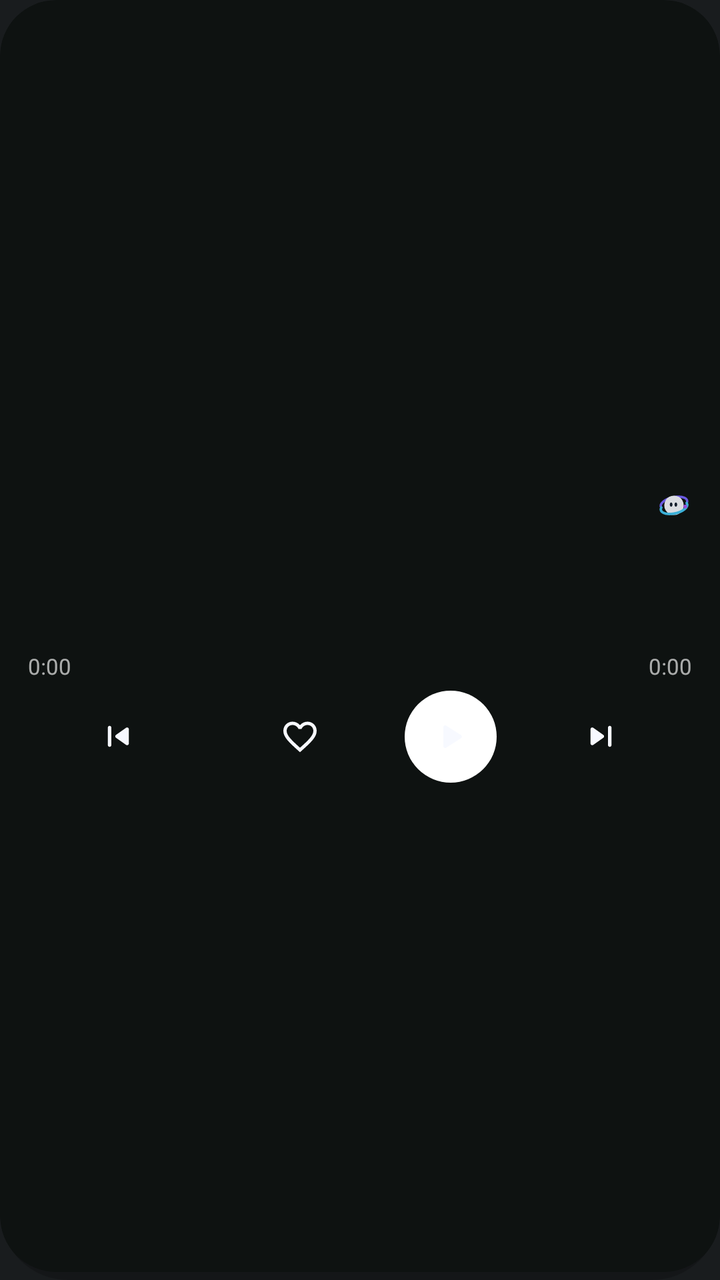
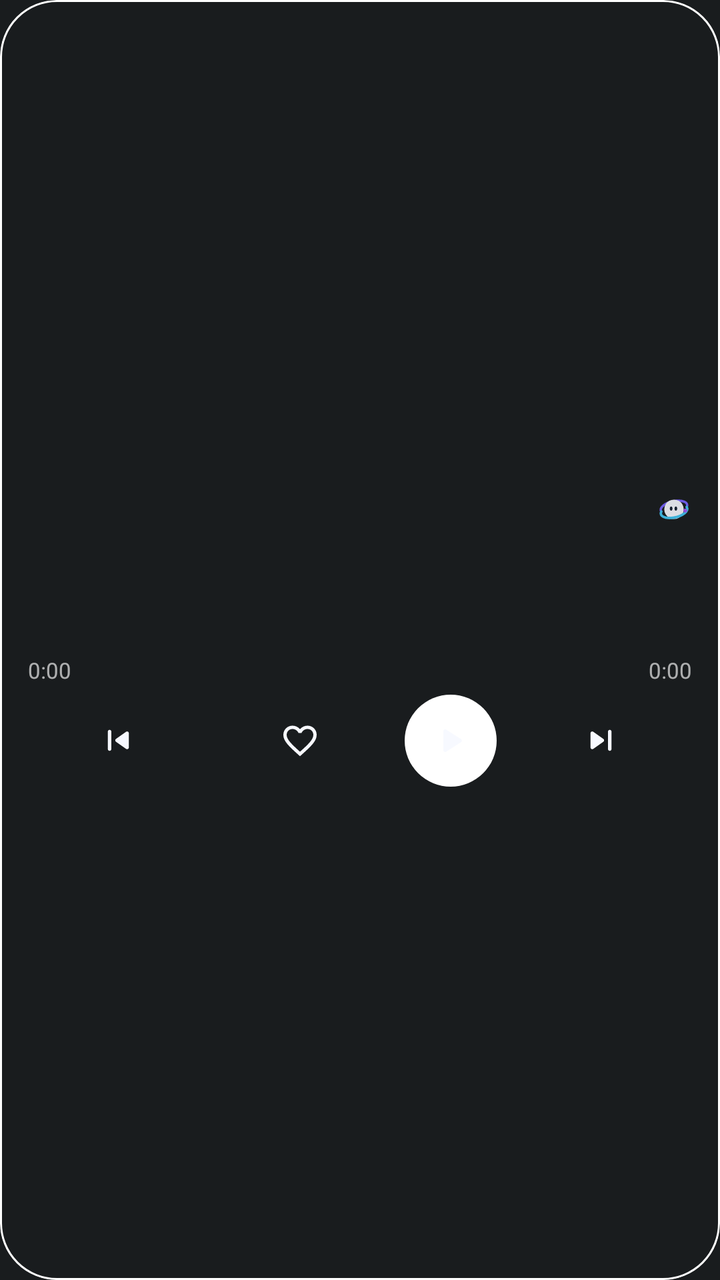

An Android layout rendered at two revisions. The XML below is the earlier revision; the diff shows what the commit changed to produce the second picture.
<!-- AndroidManifest.xml: application theme Theme.MyApplication -->
<!-- res/layout/widget_aurix_np_player.xml -->
<?xml version="1.0" encoding="utf-8"?>
<FrameLayout xmlns:android="http://schemas.android.com/apk/res/android"
    android:id="@+id/widget_np_outer_shadow"
    android:layout_width="match_parent"
    android:layout_height="match_parent"
    android:background="@drawable/widget_shadow_soft"
    android:layoutDirection="locale"
    android:paddingBottom="4dp">

    <FrameLayout
        android:id="@+id/widget_np_root"
        android:layout_width="match_parent"
        android:layout_height="match_parent"
        android:background="@drawable/widget_clip_28dp"
        android:clipToOutline="true">

        <ImageView
            android:id="@+id/widget_np_bg"
            android:layout_width="match_parent"
            android:layout_height="match_parent"
            android:contentDescription="@null"
            android:scaleType="fitXY" />

        
        <LinearLayout
            android:id="@+id/widget_np_empty_container"
            android:layout_width="match_parent"
            android:layout_height="match_parent"
            android:gravity="center"
            android:orientation="horizontal"
            android:padding="16dp"
            android:visibility="gone">

            <ImageView
                android:id="@+id/widget_np_empty_orbi"
                android:layout_width="34dp"
                android:layout_height="34dp"
                android:contentDescription="@null"
                android:src="@drawable/ic_widget_orbi" />

            <ImageView
                android:id="@+id/widget_np_empty_bitmap"
                android:layout_width="wrap_content"
                android:layout_height="wrap_content"
                android:layout_marginStart="12dp"
                android:adjustViewBounds="true"
                android:contentDescription="@null"
                android:scaleType="fitStart"
                android:visibility="gone" />

            <TextView
                android:id="@+id/widget_np_empty_text"
                android:layout_width="wrap_content"
                android:layout_height="wrap_content"
                android:layout_marginStart="12dp"
                android:ellipsize="end"
                android:maxLines="1"
                android:text="@string/widget_tap_to_play"
                android:textColor="#FFFFFF"
                android:textSize="15sp"
                android:textStyle="bold" />
        </LinearLayout>

        
        <LinearLayout
            android:id="@+id/widget_np_content_container"
            android:layout_width="match_parent"
            android:layout_height="match_parent"
            android:gravity="center_vertical"
            android:orientation="vertical"
            android:paddingHorizontal="14dp"
            android:paddingVertical="12dp">

            <LinearLayout
                android:layout_width="match_parent"
                android:layout_height="wrap_content"
                android:gravity="center_vertical"
                android:orientation="horizontal">

                <ImageView
                    android:id="@+id/widget_np_art"
                    android:layout_width="64dp"
                    android:layout_height="64dp"
                    android:contentDescription="@string/widget_cd_album_art"
                    android:scaleType="fitCenter" />

                <LinearLayout
                    android:id="@+id/widget_np_meta_container"
                    android:layout_width="0dp"
                    android:layout_height="wrap_content"
                    android:layout_marginStart="12dp"
                    android:layout_weight="1"
                    android:orientation="vertical">

                    <ImageView
                        android:id="@+id/widget_np_title_bitmap"
                        android:layout_width="match_parent"
                        android:layout_height="wrap_content"
                        android:adjustViewBounds="true"
                        android:contentDescription="@null"
                        android:scaleType="fitStart"
                        android:visibility="gone" />

                    <TextView
                        android:id="@+id/widget_np_title"
                        android:layout_width="match_parent"
                        android:layout_height="wrap_content"
                        android:ellipsize="end"
                        android:maxLines="1"
                        android:singleLine="true"
                        android:textColor="#FFFFFF"
                        android:textSize="18sp"
                        android:textStyle="bold" />

                    <ImageView
                        android:id="@+id/widget_np_artist_bitmap"
                        android:layout_width="match_parent"
                        android:layout_height="wrap_content"
                        android:layout_marginTop="2dp"
                        android:adjustViewBounds="true"
                        android:contentDescription="@null"
                        android:scaleType="fitStart"
                        android:visibility="gone" />

                    <TextView
                        android:id="@+id/widget_np_artist"
                        android:layout_width="match_parent"
                        android:layout_height="wrap_content"
                        android:layout_marginTop="2dp"
                        android:ellipsize="end"
                        android:maxLines="1"
                        android:singleLine="true"
                        android:textColor="#B8FFFFFF"
                        android:textSize="13.5sp" />
                </LinearLayout>

                <ImageView
                    android:id="@+id/widget_np_brand_orbi"
                    android:layout_width="18dp"
                    android:layout_height="18dp"
                    android:layout_gravity="top|end"
                    android:alpha="0.88"
                    android:contentDescription="@null"
                    android:src="@drawable/ic_widget_orbi" />
            </LinearLayout>

            <ImageView
                android:id="@+id/widget_np_progress_bitmap"
                android:layout_width="match_parent"
                android:layout_height="5dp"
                android:layout_marginTop="10dp"
                android:contentDescription="@null"
                android:scaleType="fitXY" />

            <LinearLayout
                android:layout_width="match_parent"
                android:layout_height="wrap_content"
                android:layout_marginTop="3dp"
                android:orientation="horizontal">

                <TextView
                    android:id="@+id/widget_np_time_elapsed"
                    android:layout_width="0dp"
                    android:layout_height="wrap_content"
                    android:layout_weight="1"
                    android:fontFeatureSettings="tnum"
                    android:text="0:00"
                    android:textColor="#A6FFFFFF"
                    android:textSize="11sp" />

                <TextView
                    android:id="@+id/widget_np_time_total"
                    android:layout_width="wrap_content"
                    android:layout_height="wrap_content"
                    android:fontFeatureSettings="tnum"
                    android:text="0:00"
                    android:textColor="#A6FFFFFF"
                    android:textSize="11sp" />
            </LinearLayout>

            <LinearLayout
                android:id="@+id/widget_np_controls_row"
                android:layout_width="match_parent"
                android:layout_height="48dp"
                android:layout_marginTop="4dp"
                android:gravity="center_vertical"
                android:orientation="horizontal">

                <FrameLayout
                    android:id="@+id/widget_np_btn_prev"
                    android:layout_width="0dp"
                    android:layout_height="48dp"
                    android:layout_weight="1"
                    android:minWidth="44dp"
                    android:minHeight="44dp">

                    <ImageView
                        android:id="@+id/widget_np_btn_prev_icon"
                        android:layout_width="21dp"
                        android:layout_height="21dp"
                        android:layout_gravity="center"
                        android:contentDescription="@string/widget_cd_prev"
                        android:src="@drawable/ic_widget_prev" />
                </FrameLayout>

                <FrameLayout
                    android:id="@+id/widget_np_btn_like"
                    android:layout_width="0dp"
                    android:layout_height="48dp"
                    android:layout_weight="1"
                    android:minWidth="44dp"
                    android:minHeight="44dp">

                    <ImageView
                        android:id="@+id/widget_np_btn_like_icon"
                        android:layout_width="20dp"
                        android:layout_height="20dp"
                        android:layout_gravity="center"
                        android:contentDescription="@string/widget_cd_like"
                        android:src="@drawable/ic_widget_heart_outline" />
                </FrameLayout>

                <FrameLayout
                    android:id="@+id/widget_np_btn_play_pause"
                    android:layout_width="48dp"
                    android:layout_height="48dp"
                    android:layout_marginHorizontal="6dp"
                    android:minWidth="48dp"
                    android:minHeight="48dp">

                    <ImageView
                        android:id="@+id/widget_np_btn_play_bg"
                        android:layout_width="46dp"
                        android:layout_height="46dp"
                        android:layout_gravity="center"
                        android:contentDescription="@null"
                        android:src="@drawable/widget_circle_white" />

                    <ImageView
                        android:id="@+id/widget_np_btn_play_pause_icon"
                        android:layout_width="22dp"
                        android:layout_height="22dp"
                        android:layout_gravity="center"
                        android:contentDescription="@string/widget_cd_play_pause"
                        android:src="@drawable/ic_widget_play" />
                </FrameLayout>

                <FrameLayout
                    android:id="@+id/widget_np_btn_next"
                    android:layout_width="0dp"
                    android:layout_height="48dp"
                    android:layout_weight="1"
                    android:minWidth="44dp"
                    android:minHeight="44dp">

                    <ImageView
                        android:id="@+id/widget_np_btn_next_icon"
                        android:layout_width="21dp"
                        android:layout_height="21dp"
                        android:layout_gravity="center"
                        android:contentDescription="@string/widget_cd_next"
                        android:src="@drawable/ic_widget_next" />
                </FrameLayout>
            </LinearLayout>
        </LinearLayout>
    </FrameLayout>
</FrameLayout>
<!-- resources referenced by this layout -->
<resources>
  <!-- drawable ic_widget_heart_outline (drawable) -->
  <?xml version="1.0" encoding="utf-8"?>
  <vector xmlns:android="http://schemas.android.com/apk/res/android"
      android:width="24dp"
      android:height="24dp"
      android:viewportWidth="24"
      android:viewportHeight="24">
      <path
          android:fillColor="#F7F9FF"
          android:pathData="M16.5,3c-1.74,0 -3.41,0.81 -4.5,2.09C10.91,3.81 9.24,3 7.5,3 4.42,3 2,5.42 2,8.5c0,3.78 3.4,6.86 8.55,11.54L12,21.35l1.45,-1.32C18.6,15.36 22,12.28 22,8.5 22,5.42 19.58,3 16.5,3zM12.1,18.55l-0.1,0.1 -0.1,-0.1C7.14,14.24 4,11.39 4,8.5 4,6.5 5.5,5 7.5,5c1.54,0 3.04,0.99 3.57,2.36h1.87C13.46,5.99 14.96,5 16.5,5c2,0 3.5,1.5 3.5,3.5 0,2.89 -3.14,5.74 -7.9,10.05z" />
  </vector>
  <!-- drawable ic_widget_next (drawable) -->
  <?xml version="1.0" encoding="utf-8"?>
  <vector xmlns:android="http://schemas.android.com/apk/res/android"
      android:width="24dp"
      android:height="24dp"
      android:viewportWidth="24"
      android:viewportHeight="24">
      <path
          android:fillColor="#F7F9FF"
          android:pathData="M7.58,16.89l5.77,-4.07c0.56,-0.4 0.56,-1.24 0,-1.63L7.58,7.11C6.91,6.65 6,7.12 6,7.93v8.14C6,16.88 6.91,17.35 7.58,16.89zM16,7v10c0,0.55 0.45,1 1,1s1,-0.45 1,-1V7c0,-0.55 -0.45,-1 -1,-1S16,6.45 16,7z" />
  </vector>
  <!-- drawable ic_widget_play (drawable) -->
  <?xml version="1.0" encoding="utf-8"?>
  <vector xmlns:android="http://schemas.android.com/apk/res/android"
      android:width="24dp"
      android:height="24dp"
      android:viewportWidth="24"
      android:viewportHeight="24">
      <path
          android:fillColor="#F7F9FF"
          android:pathData="M8,6.82v10.36c0,0.79 0.87,1.27 1.54,0.84l8.14,-5.18c0.62,-0.39 0.62,-1.29 0,-1.69L9.54,5.98C8.87,5.55 8,6.03 8,6.82z" />
  </vector>
  <!-- drawable ic_widget_prev (drawable) -->
  <?xml version="1.0" encoding="utf-8"?>
  <vector xmlns:android="http://schemas.android.com/apk/res/android"
      android:width="24dp"
      android:height="24dp"
      android:viewportWidth="24"
      android:viewportHeight="24">
      <path
          android:fillColor="#F7F9FF"
          android:pathData="M7,6c0.55,0 1,0.45 1,1v10c0,0.55 -0.45,1 -1,1s-1,-0.45 -1,-1V7C6,6.45 6.45,6 7,6zM10.66,12.82l5.77,4.07c0.66,0.47 1.58,-0.01 1.58,-0.82V7.93c0,-0.81 -0.91,-1.28 -1.58,-0.82l-5.77,4.07C10.09,11.58 10.09,12.42 10.66,12.82z" />
  </vector>
  <!-- drawable widget_circle_white (drawable) -->
  <?xml version="1.0" encoding="utf-8"?>
  <shape xmlns:android="http://schemas.android.com/apk/res/android"
      android:shape="oval">
      <solid android:color="#FFFFFFFF" />
  </shape>
  <!-- drawable widget_clip_28dp (drawable) -->
  <?xml version="1.0" encoding="utf-8"?>
  <shape xmlns:android="http://schemas.android.com/apk/res/android"
      android:shape="rectangle">
      <corners android:radius="28dp" />
      <solid android:color="#0E1211" />
  </shape>
  <!-- drawable widget_shadow_soft (drawable) -->
  <?xml version="1.0" encoding="utf-8"?>
  <shape xmlns:android="http://schemas.android.com/apk/res/android"
      android:shape="rectangle">
      <gradient
          android:angle="270"
          android:endColor="#38000000"
          android:startColor="#00000000"
          android:type="linear" />
      <corners android:radius="34dp" />
  </shape>
  <string name="widget_cd_album_art">Album art, tap to open player</string>
  <string name="widget_cd_like">Like song</string>
  <string name="widget_cd_next">Next track</string>
  <string name="widget_cd_play_pause">Play or pause</string>
  <string name="widget_cd_prev">Previous track</string>
  <string name="widget_tap_to_play">Tap to play music</string>
  <style name="Theme.MyApplication" parent="android:Theme.DeviceDefault.NoActionBar" />
  <!-- unchanged entries left out for length: 1 -->
</resources>

<!-- the commit's change to res/layout/widget_aurix_np_player.xml (unified diff, before → after) -->
@@ -3,9 +3,7 @@
     android:id="@+id/widget_np_outer_shadow"
     android:layout_width="match_parent"
     android:layout_height="match_parent"
-    android:background="@drawable/widget_shadow_soft"
-    android:layoutDirection="locale"
-    android:paddingBottom="4dp">
+    android:layoutDirection="locale">
 
     <FrameLayout
         android:id="@+id/widget_np_root"
@@ -263,5 +261,13 @@
                 </FrameLayout>
             </LinearLayout>
         </LinearLayout>
+
+        <ImageView
+            android:id="@+id/widget_np_border"
+            android:layout_width="match_parent"
+            android:layout_height="match_parent"
+            android:contentDescription="@null"
+            android:scaleType="fitXY"
+            android:src="@drawable/widget_border_28dp" />
     </FrameLayout>
 </FrameLayout>
<!-- resource entries referenced after the edit -->
@@ -44,6 +44,16 @@
           android:fillColor="#F7F9FF"
           android:pathData="M7,6c0.55,0 1,0.45 1,1v10c0,0.55 -0.45,1 -1,1s-1,-0.45 -1,-1V7C6,6.45 6.45,6 7,6zM10.66,12.82l5.77,4.07c0.66,0.47 1.58,-0.01 1.58,-0.82V7.93c0,-0.81 -0.91,-1.28 -1.58,-0.82l-5.77,4.07C10.09,11.58 10.09,12.42 10.66,12.82z" />
   </vector>
+  <!-- drawable widget_border_28dp (drawable) -->
+  <?xml version="1.0" encoding="utf-8"?>
+  <shape xmlns:android="http://schemas.android.com/apk/res/android"
+      android:shape="rectangle">
+      <solid android:color="#00000000" />
+      <stroke
+          android:width="1dp"
+          android:color="#FFFFFFFF" />
+      <corners android:radius="28dp" />
+  </shape>
   <!-- drawable widget_circle_white (drawable) -->
   <?xml version="1.0" encoding="utf-8"?>
   <shape xmlns:android="http://schemas.android.com/apk/res/android"
@@ -55,18 +65,7 @@
   <shape xmlns:android="http://schemas.android.com/apk/res/android"
       android:shape="rectangle">
       <corners android:radius="28dp" />
-      <solid android:color="#0E1211" />
-  </shape>
-  <!-- drawable widget_shadow_soft (drawable) -->
-  <?xml version="1.0" encoding="utf-8"?>
-  <shape xmlns:android="http://schemas.android.com/apk/res/android"
-      android:shape="rectangle">
-      <gradient
-          android:angle="270"
-          android:endColor="#38000000"
-          android:startColor="#00000000"
-          android:type="linear" />
-      <corners android:radius="34dp" />
+      <solid android:color="#01000000" />
   </shape>
   <string name="widget_cd_album_art">Album art, tap to open player</string>
   <string name="widget_cd_like">Like song</string>
